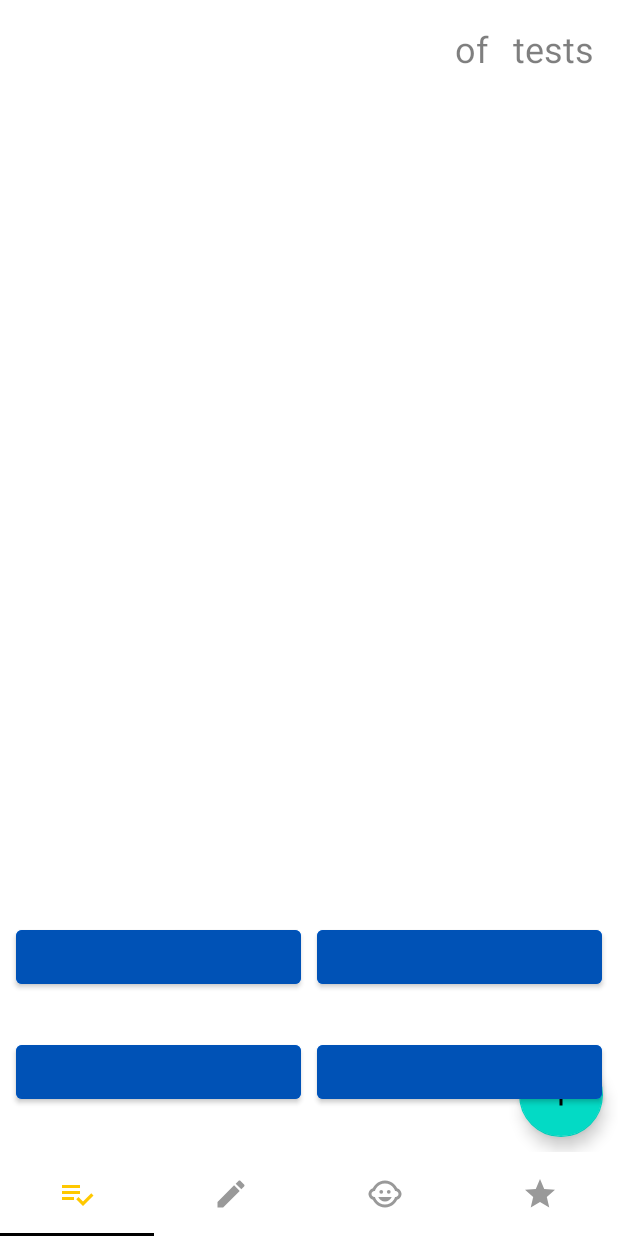
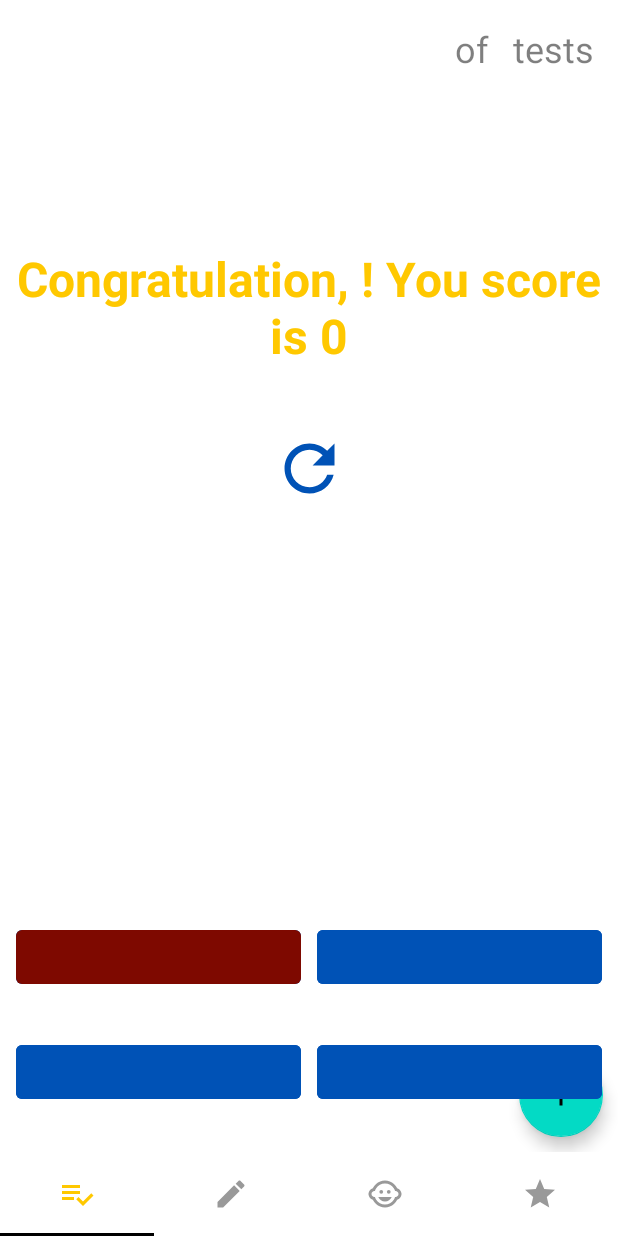
Before and after one commit to NlightN22/testeroid, an Android app: the fragment TestFragment placed in its activity, after a tap on an icon or button, on a phone screen of 412 x 824 dp. Run offline under Robolectric (Android 15) with nearby library versions, the phone set to English and light mode, and no system bars; our stand-ins replace Room's generated code; 2 statements that could not run were skipped.

Commit message:
Test: add score counting, add final, add restart

```diff
--- /dev/null
+++ b/app/src/main/java/space/active/testeroid/helpers/UiText.kt
@@ -0,0 +1,18 @@
+package space.active.testeroid.helpers
+
+import android.content.Context
+
+sealed class UiText {
+    data class DynamicString(val value: String): UiText()
+    class StringResource(
+        val resId: Int,
+        vararg val args: Any
+    ): UiText()
+
+    fun asString(context: Context): String {
+        return when (this) {
+            is DynamicString -> value
+            is StringResource -> context.getString(resId, *args)
+        }
+    }
+}
--- a/app/src/main/java/space/active/testeroid/repository/DataStoreRepository.kt
+++ b/app/src/main/java/space/active/testeroid/repository/DataStoreRepository.kt
@@ -45,13 +45,13 @@ class DataStoreRepository(context: Context) {
             preference[PreferenceKeys.correctScore] = score
         }
     }
-    val correctScore: Flow<Int?> = dataStore.data
+    val correctScore: Flow<Int> = dataStore.data
         .catch { exception->
             exceptionHandling(exception)
             emit(emptyPreferences())
         }
         .map { preference ->
-            preference[PreferenceKeys.correctScore]
+            preference[PreferenceKeys.correctScore] ?: 0
         }
 
     suspend fun saveNotCorrectScore(score: Int){
@@ -60,13 +60,13 @@ class DataStoreRepository(context: Context) {
         }
     }
 
-    val notCorrectScore: Flow<Int?> = dataStore.data
+    val notCorrectScore: Flow<Int> = dataStore.data
         .catch { exception->
             exceptionHandling(exception)
             emit(emptyPreferences())
         }
         .map { preference ->
-            preference[PreferenceKeys.notCorrectScore]
+            preference[PreferenceKeys.notCorrectScore] ?: 0
         }
 
     private fun exceptionHandling(exception: Throwable){
--- a/app/src/main/java/space/active/testeroid/screens/score/ScoreFragment.kt
+++ b/app/src/main/java/space/active/testeroid/screens/score/ScoreFragment.kt
@@ -28,7 +28,10 @@ class ScoreFragment : Fragment() {
     ): View? {
         // Inflate the layout for this fragment
         binding = FragmentScoreBinding.inflate(layoutInflater, container, false)
-        viewModel = ViewModelProvider(this, ScoreViewModelFactory(this.requireContext())).get(ScoreViewModel::class.java)
+        viewModel = ViewModelProvider(
+            this,
+            ScoreViewModelFactory(this.requireContext()))
+            .get(ScoreViewModel::class.java)
         return binding.root
     }
 
@@ -66,7 +69,6 @@ class ScoreFragment : Fragment() {
         }
     }
 
-
     private fun listeners() {
         binding.buttonSubmit.setOnClickListener {
             val correct = binding.editTextCorrect.text.toString()
--- a/app/src/main/java/space/active/testeroid/screens/test/TestFragment.kt
+++ b/app/src/main/java/space/active/testeroid/screens/test/TestFragment.kt
@@ -7,6 +7,7 @@ import android.view.LayoutInflater
 import android.view.View
 import android.view.ViewGroup
 import android.widget.Button
+import androidx.core.view.isVisible
 import androidx.lifecycle.ViewModelProvider
 import space.active.testeroid.APP
 import space.active.testeroid.R
@@ -63,13 +64,13 @@ class TestFragment : Fragment() {
             binding.tvIdTest.text = form.id
             binding.tvTestCount.text = getString(R.string.test_count, form.count)
             binding.tvTestSize.text = getString(R.string.test_size, form.size)
-            binding.tvTitleTest.text = form.title
+            binding.tvTitleTest.text = form.title.asString(this.requireContext())
             listButtons.forEachIndexed { index, button ->
                 button.correct(form.variants[index].correct)
                 button.text = form.variants[index].text
                 button.isEnabled = form.variants[index].enabled
             }
-            // TODO add score
+            binding.imageViewRestart.isVisible = form.restartVisibility
         }
 
     }
@@ -89,5 +90,6 @@ class TestFragment : Fragment() {
         binding.button2Test.setOnClickListener { viewModel.onEvent(TestFormEvents.Variant2) }
         binding.button3Test.setOnClickListener { viewModel.onEvent(TestFormEvents.Variant3) }
         binding.button4Test.setOnClickListener { viewModel.onEvent(TestFormEvents.Variant4) }
+        binding.imageViewRestart.setOnClickListener { viewModel.onEvent(TestFormEvents.Restart(viewModel.testsWithQuestions.value)) }
     }
 }
--- a/app/src/main/java/space/active/testeroid/screens/test/TestViewModel.kt
+++ b/app/src/main/java/space/active/testeroid/screens/test/TestViewModel.kt
@@ -3,19 +3,29 @@ package space.active.testeroid.screens.test
 import android.util.Log
 import androidx.lifecycle.*
 import kotlinx.coroutines.delay
+import kotlinx.coroutines.flow.Flow
+import kotlinx.coroutines.flow.first
 import kotlinx.coroutines.launch
+import space.active.testeroid.R
 import space.active.testeroid.TAG
 import space.active.testeroid.repository.RepositoryRealization
 import space.active.testeroid.db.relations.TestWithQuestions
+import space.active.testeroid.helpers.UiText
 import space.active.testeroid.helpers.notifyObserver
+import space.active.testeroid.repository.DataStoreRepository
 
 class TestViewModel(
-    repository: RepositoryRealization
+    val repository: RepositoryRealization,
+    val dataStore: DataStoreRepository
 ): ViewModel() {
 
     val testsWithQuestions: LiveData<List<TestWithQuestions>> =
         repository.allTestsWithQuestions()
 
+    val correct: Flow<Int> = dataStore.correctScore
+    val notCorrect: Flow<Int> = dataStore.notCorrectScore
+
+    val selectedUser: Flow<Long?> = dataStore.userId
 
 //    val currentList: LiveData<List<TestWithQuestions>> = _currentList
 
@@ -23,6 +33,7 @@ class TestViewModel(
     private lateinit var _currentTest: TestWithQuestions
     private var _count: Int = 0
     private var _size: Int = 0
+    private var _score: Int = 0
 //    val currentTest: LiveData<TestWithQuestions> = _currentTest
 
     private val _formState = MutableLiveData<TestFormState>(TestFormState())
@@ -37,15 +48,18 @@ class TestViewModel(
             is TestFormEvents.Variant2 -> {uiState(TestUiState.ShowCorrect(1))}
             is TestFormEvents.Variant3 -> {uiState(TestUiState.ShowCorrect(2))}
             is TestFormEvents.Variant4 -> {uiState(TestUiState.ShowCorrect(3))}
+            is TestFormEvents.Restart -> {uiState(TestUiState.Restart(events.listTests))}
         }
     }
 
     private fun isCorrectAnswer(position: Int): AnswerColor {
         _currentTest?.let { test->
             if (test.questions[position].correctAnswer) {
+                countingScore(true)
                 return AnswerColor.Ok
             }
         }
+        countingScore(false)
         return AnswerColor.NotOk
     }
 
@@ -53,6 +67,7 @@ class TestViewModel(
         when (state) {
             is TestUiState.ShowFirst -> {
                 Log.e(TAG, "TestUiState.ShowFirst _currentList: $_currentList")
+                _formState.value?.let { form-> form.restartVisibility = false }
                 if (_currentList.isNullOrEmpty()) {
                     if (state.listTests.isNotEmpty()) {
                         _currentList = state.listTests
@@ -71,10 +86,6 @@ class TestViewModel(
             }
             is TestUiState.ShowNext -> {
                 _formState.value?.let { form->
-                    form.variants.forEach { variant->
-                        variant.correct = AnswerColor.Neutral
-                        variant.enabled = true
-                    }
                     _currentList?.let { list ->
                         if (_count >= list.lastIndex) {
                             Log.e(TAG,"Finish")
@@ -86,7 +97,6 @@ class TestViewModel(
                             setForm()
                         }
                     }
-                    _formState.notifyObserver()
                 }
             }
             is TestUiState.ShowCorrect -> {
@@ -104,15 +114,28 @@ class TestViewModel(
                 }
             }
             is TestUiState.Restart -> {
+                _score = 0
                 _currentList = listOf()
-                uiState(TestUiState.ShowFirst(state.listTests))
+                state.listTests?.let {
+                    uiState(TestUiState.ShowFirst(state.listTests))
+                }
             }
             is TestUiState.Final -> {
                 // Show score and congratulations
                 // Write score to DB user
-                _formState.value?.let { form->
-//                    form.title =
-
+                viewModelScope.launch {
+                    val userName = selectedUser.first()?.let { userId ->
+                        repository.getUser(userId).userName
+                    } ?: ""
+                    _formState.value?.let { form ->
+                        form.title = UiText.StringResource(
+                            resId = R.string.test_final_title,
+                            userName,
+                            _score
+                        )
+                        form.restartVisibility = true
+                    }
+                    _formState.notifyObserver()
                 }
             }
             is TestUiState.ShowEmpty -> {
@@ -121,12 +144,26 @@ class TestViewModel(
         }
     }
 
+    private fun countingScore(boolean: Boolean){
+        viewModelScope.launch {
+            if (boolean) {
+                _score += correct.first()
+            } else {
+                _score -= notCorrect.first()
+            }
+        }
+    }
+
     private fun setForm() {
         _formState.value?.let { form ->
             _currentTest?.let { current ->
+                form.variants.forEach { variant->
+                    variant.correct = AnswerColor.Neutral
+                    variant.enabled = true
+                }
                 form.id = current.tests.testId.toString()
                 form.count = (_count+1).toString()
-                form.title = current.tests.testName
+                form.title = UiText.DynamicString(current.tests.testName)
                 form.size = _size.toString()
                 form.variants.forEachIndexed { index, variantState ->
                     variantState.text = current.questions[index].questionName
--- /dev/null
+++ b/app/src/main/res/drawable/ic_baseline_refresh_24.xml
@@ -0,0 +1,5 @@
+<vector android:height="24dp" android:tint="@color/dark_blue"
+    android:viewportHeight="24" android:viewportWidth="24"
+    android:width="24dp" xmlns:android="http://schemas.android.com/apk/res/android">
+    <path android:fillColor="@android:color/white" android:pathData="M17.65,6.35C16.2,4.9 14.21,4 12,4c-4.42,0 -7.99,3.58 -7.99,8s3.57,8 7.99,8c3.73,0 6.84,-2.55 7.73,-6h-2.08c-0.82,2.33 -3.04,4 -5.65,4 -3.31,0 -6,-2.69 -6,-6s2.69,-6 6,-6c1.66,0 3.14,0.69 4.22,1.78L13,11h7V4l-2.35,2.35z"/>
+</vector>
--- a/app/src/main/res/layout/fragment_test.xml
+++ b/app/src/main/res/layout/fragment_test.xml
@@ -70,6 +70,17 @@
             app:layout_constraintStart_toStartOf="parent"
             app:layout_constraintTop_toTopOf="parent"
             tools:text="ID" />
+
+        <ImageView
+            android:id="@+id/imageViewRestart"
+            android:layout_width="50dp"
+            android:layout_height="50dp"
+            android:layout_marginTop="32dp"
+            android:src="@drawable/ic_baseline_refresh_24"
+            app:layout_constraintEnd_toEndOf="parent"
+            app:layout_constraintStart_toStartOf="parent"
+            app:layout_constraintTop_toBottomOf="@+id/tv_title_test" />
+
     </androidx.constraintlayout.widget.ConstraintLayout>
 
     <LinearLayout
@@ -94,7 +105,7 @@
                 android:layout_weight="5"
                 android:layout_height="wrap_content"
                 android:textSize="@dimen/buttons_text_size"
-                android:backgroundTint="@color/blue"
+                android:backgroundTint="@color/dark_blue"
                 />
 
             <Button
@@ -105,7 +116,7 @@
                 android:layout_weight="5"
                 android:layout_height="wrap_content"
                 android:textSize="@dimen/buttons_text_size"
-                android:backgroundTint="@color/blue"
+                android:backgroundTint="@color/dark_blue"
                 />
         </LinearLayout>
 
@@ -127,7 +138,7 @@
                 android:layout_height="wrap_content"
                 android:textSize="@dimen/buttons_text_size"
                 android:text="empty"
-                android:backgroundTint="@color/blue"
+                android:backgroundTint="@color/dark_blue"
                 />
 
             <Button
@@ -138,7 +149,7 @@
                 android:layout_weight="5"
                 android:layout_height="wrap_content"
                 android:textSize="@dimen/buttons_text_size"
-                android:backgroundTint="@color/blue"
+                android:backgroundTint="@color/dark_blue"
                 />
 
         </LinearLayout>
--- a/app/src/main/res/values/strings.xml
+++ b/app/src/main/res/values/strings.xml
@@ -51,7 +51,7 @@
     <string name="bottom_menu_delete">Delete</string>
 
     <string name="main_exit_toast">Press back again to exit</string>
-
+    <string name="test_final_title">Congratulation, %s! You score is %d</string>
 
 
 </resources>
```
Also changed, not shown: app/src/main/java/space/active/testeroid/screens/test/TestFormEvents.kt (+3 -0 lines), app/src/main/java/space/active/testeroid/screens/test/TestFormState.kt (+5 -1 lines), app/src/main/java/space/active/testeroid/screens/test/TestUiState.kt (+1 -1 lines), app/src/main/java/space/active/testeroid/screens/test/TestViewModelFactory.kt (+3 -1 lines), app/src/main/java/space/active/testeroid/screens/user/UserFragment.kt (+8 -10 lines), app/src/main/java/space/active/testeroid/screens/user/UserViewModel.kt (+7 -4 lines).
